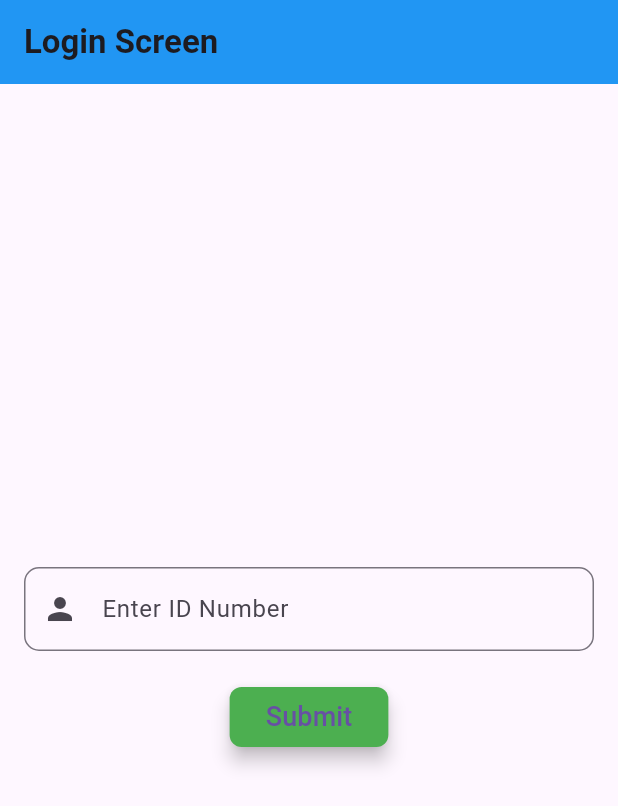
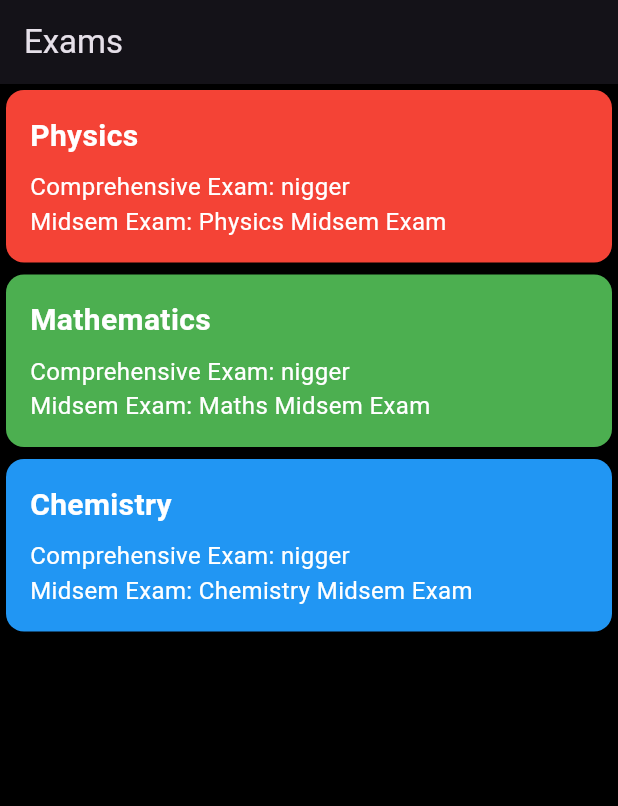
Before and after one commit to fizy069/ExamEz, a Flutter app: the screen it shows after launch, on a phone screen of 412 x 824 dp. Shown: the top 806 px of the screen. Run offline on Flutter 3.47's test engine with Material 3 defaults, Android fonts, the phone set to English and light mode, and no system bars.

Commit message:
exams schedule

```diff
--- a/lib/main.dart
+++ b/lib/main.dart
@@ -1,5 +1,6 @@
+import 'package:exam_ezx/views/exam_page.dart';
 import 'package:flutter/material.dart';
-import 'login_screen.dart';
+import 'views/login_screen.dart';
 
 void main() {
   runApp(MyApp());
@@ -9,7 +10,11 @@
   @override
   Widget build(BuildContext context) {
     return MaterialApp(
-      home: LoginScreen(),
+      theme: ThemeData.dark().copyWith(
+        hintColor: Colors.blueAccent,
+        scaffoldBackgroundColor: Colors.black,
+      ),
+      home: ExamsPage(),
     );
   }
 }
--- /dev/null
+++ b/lib/utilities/exam.dart
@@ -0,0 +1,8 @@
+
+class Exam {
+  final String subject;
+  final String comprehensiveExam;
+  final String midsemExam;
+
+  Exam({required this.subject, required this.comprehensiveExam, required this.midsemExam});
+}
--- /dev/null
+++ b/lib/views/exam_page.dart
@@ -0,0 +1,96 @@
+import 'package:flutter/material.dart';
+
+void main() {
+  runApp(MyApp());
+}
+
+class Exam {
+  final String subject;
+  final String comprehensiveExam;
+  final String midsemExam;
+  final Color color;
+
+  Exam({required this.subject, required this.comprehensiveExam, required this.midsemExam, required this.color});
+}
+
+class MyApp extends StatelessWidget {
+  @override
+  Widget build(BuildContext context) {
+    return MaterialApp(
+      theme: ThemeData.dark().copyWith(
+        // accentColor: Colors.blueAccent,
+        scaffoldBackgroundColor: Colors.black,
+      ),
+      home: ExamsPage(),
+    );
+  }
+}
+
+class ExamsPage extends StatelessWidget {
+  final List<Exam> exams = [
+    Exam(subject: 'Physics', comprehensiveExam: 'nigger', midsemExam: 'Physics Midsem Exam', color: Colors.red),
+    Exam(subject: 'Mathematics', comprehensiveExam: 'nigger', midsemExam: 'Maths Midsem Exam', color: Colors.green),
+    Exam(subject: 'Chemistry', comprehensiveExam: 'nigger', midsemExam: 'Chemistry Midsem Exam', color: Colors.blue),
+
+  ];
+
+  @override
+  Widget build(BuildContext context) {
+    return Scaffold(
+      appBar: AppBar(
+        title: Text('Exams'),
+      ),
+      body: ListView.builder(
+        itemCount: exams.length,
+        itemBuilder: (context, index) {
+          final exam = exams[index];
+          return SubjectCard(exam: exam);
+        },
+      ),
+    );
+  }
+}
+
+class SubjectCard extends StatelessWidget {
+  final Exam exam;
+
+  const SubjectCard({Key? key, required this.exam}) : super(key: key);
+
+  @override
+  Widget build(BuildContext context) {
+    return Card(
+      color: exam.color,
+      child: Padding(
+        padding: const EdgeInsets.all(16.0),
+        child: Column(
+          crossAxisAlignment: CrossAxisAlignment.start,
+          children: [
+            Text(
+              exam.subject,
+              style: TextStyle(
+                fontSize: 20,
+                fontWeight: FontWeight.bold,
+                color: Colors.white,
+              ),
+            ),
+            SizedBox(height: 8),
+            Text(
+              'Comprehensive Exam: ${exam.comprehensiveExam}',
+              style: TextStyle(
+                fontSize: 16,
+                color: Colors.white,
+              ),
+            ),
+            Text(
+              'Midsem Exam: ${exam.midsemExam}',
+              style: TextStyle(
+                fontSize: 16,
+                color: Colors.white,
+              ),
+            ),
+          ],
+        ),
+      ),
+    );
+  }
+}
--- a/lib/home_screen.dart
+++ b/lib/views/home_screen.dart
@@ -1,6 +1,6 @@
 import 'package:flutter/material.dart';
 import 'selected_courses_screen.dart';
-import 'course.dart';
+import '../utilities/course.dart';
 
 
 class HomeScreen extends StatefulWidget {
--- a/lib/selected_courses_screen.dart
+++ b/lib/views/selected_courses_screen.dart
@@ -1,4 +1,4 @@
-import 'package:exam_ezx/course.dart';
+import 'package:exam_ezx/utilities/course.dart';
 import 'package:flutter/material.dart';
  // Import the Course class
 
--- a/pubspec.yaml
+++ b/pubspec.yaml
@@ -30,6 +30,8 @@ environment:
 dependencies:
   flutter:
     sdk: flutter
+  table_calendar: ^3.0.9
+
 
 
   # The following adds the Cupertino Icons font to your application.
```
Also changed, not shown: lib/utilities/course.dart (renamed from lib/course.dart), lib/views/login_screen.dart (renamed from lib/login_screen.dart), pubspec.lock.
